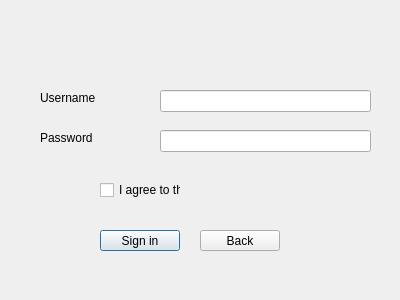
Sloth-iNkt/trial, file trial2/login.ui: the form before one commit.
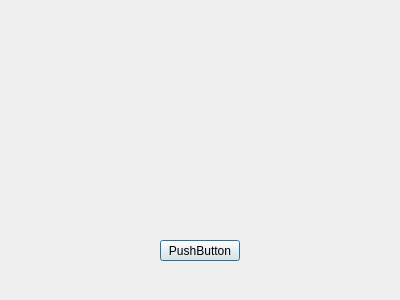
The form after the commit.

```diff
--- a/trial2/login.ui
+++ b/trial2/login.ui
@@ -13,89 +13,17 @@
   <property name="windowTitle">
    <string>Dialog</string>
   </property>
-  <widget class="QLineEdit" name="lineEdit">
+  <widget class="QPushButton" name="trialBtn">
    <property name="geometry">
     <rect>
      <x>160</x>
-     <y>90</y>
-     <width>211</width>
-     <height>22</height>
-    </rect>
-   </property>
-  </widget>
-  <widget class="QLabel" name="label">
-   <property name="geometry">
-    <rect>
-     <x>40</x>
-     <y>90</y>
-     <width>61</width>
-     <height>16</height>
-    </rect>
-   </property>
-   <property name="text">
-    <string>Username</string>
-   </property>
-  </widget>
-  <widget class="QLabel" name="label_2">
-   <property name="geometry">
-    <rect>
-     <x>40</x>
-     <y>130</y>
-     <width>61</width>
-     <height>16</height>
-    </rect>
-   </property>
-   <property name="text">
-    <string>Password</string>
-   </property>
-  </widget>
-  <widget class="QLineEdit" name="lineEdit_2">
-   <property name="geometry">
-    <rect>
-     <x>160</x>
-     <y>130</y>
-     <width>211</width>
-     <height>22</height>
-    </rect>
-   </property>
-  </widget>
-  <widget class="QCheckBox" name="checkBox">
-   <property name="geometry">
-    <rect>
-     <x>100</x>
-     <y>180</y>
-     <width>81</width>
-     <height>20</height>
-    </rect>
-   </property>
-   <property name="text">
-    <string>I agree to the </string>
-   </property>
-  </widget>
-  <widget class="QPushButton" name="pushButton">
-   <property name="geometry">
-    <rect>
-     <x>100</x>
-     <y>230</y>
+     <y>240</y>
      <width>80</width>
      <height>21</height>
     </rect>
    </property>
    <property name="text">
-    <string>Sign in</string>
-   </property>
-  </widget>
-  <widget class="QPushButton" name="pushButton_2">
-   <property name="geometry">
-    <rect>
-     <x>200</x>
-     <y>230</y>
-     <width>80</width>
-     <height>21</height>
-    </rect>
-   </property>
-   <property name="text">
-    <string>Back</string>
+    <string>PushButton</string>
    </property>
   </widget>
  </widget>
```
